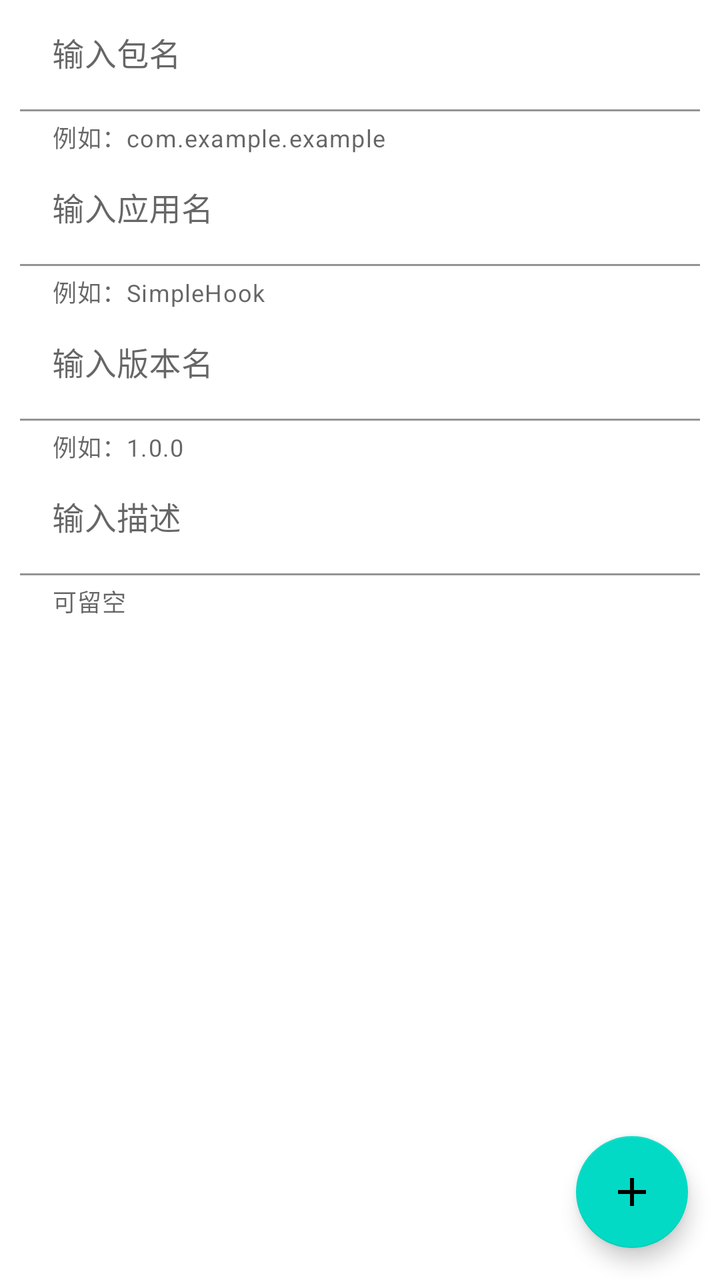
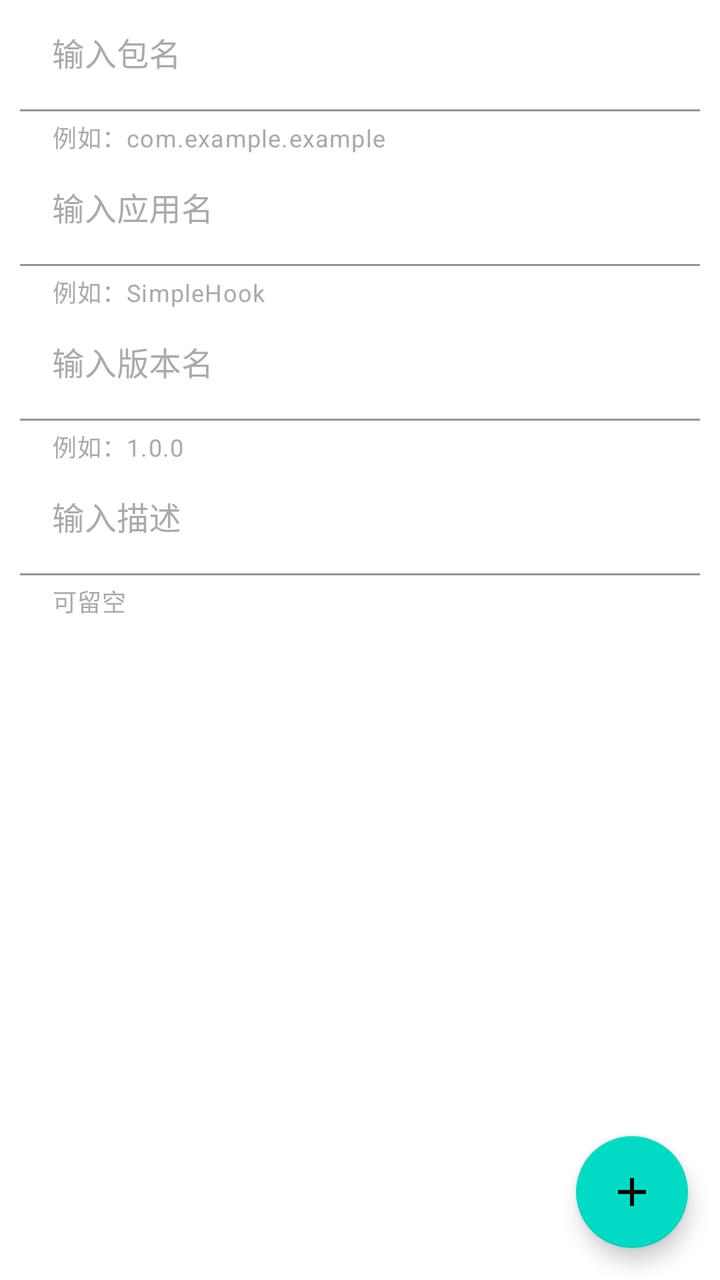

Compare the two renders of this Android layout. The source of the first and the diff that turns it into the second are given below.
<!-- AndroidManifest.xml: application theme Theme.SimpleHook -->
<!-- res/layout/fragment_add.xml -->
<?xml version="1.0" encoding="utf-8"?>
<androidx.constraintlayout.widget.ConstraintLayout xmlns:android="http://schemas.android.com/apk/res/android"
    xmlns:app="http://schemas.android.com/apk/res-auto"
    xmlns:tools="http://schemas.android.com/tools"
    android:layout_width="match_parent"
    android:layout_height="match_parent"
    tools:context=".fragment.AddFragment">

    <com.google.android.material.floatingactionbutton.FloatingActionButton
        android:id="@+id/add_method_config"
        android:layout_width="wrap_content"
        android:layout_height="wrap_content"
        android:layout_margin="16dp"
        android:clickable="true"
        android:contentDescription="@string/add_method_config"
        android:focusable="true"
        android:src="@drawable/ic_add_24"
        app:layout_constraintBottom_toBottomOf="parent"
        app:layout_constraintEnd_toEndOf="parent" />

    <TextView
        android:id="@+id/textView3"
        android:layout_width="wrap_content"
        android:layout_height="wrap_content"
        android:layout_marginStart="20dp"
        android:layout_marginTop="10dp"
        android:text="@string/mode_select"
        android:textSize="18sp"
        android:visibility="gone"
        app:layout_constraintStart_toStartOf="parent"
        app:layout_constraintTop_toTopOf="parent" />

    <Spinner
        android:id="@+id/mode_select_spinner"
        android:layout_width="0dp"
        android:layout_height="wrap_content"
        android:visibility="gone"
        app:layout_constraintBottom_toBottomOf="@+id/textView3"
        app:layout_constraintStart_toEndOf="@+id/textView3"
        app:layout_constraintTop_toTopOf="@+id/textView3" />

    <com.google.android.material.textfield.TextInputLayout
        android:id="@+id/application_edit"
        android:layout_width="match_parent"
        android:layout_height="wrap_content"
        android:visibility="gone"
        app:helperText="@string/application_input_helper"
        app:layout_constraintEnd_toEndOf="parent"
        app:layout_constraintStart_toStartOf="parent"
        app:layout_constraintTop_toBottomOf="@+id/textView3">

        <com.google.android.material.textfield.TextInputEditText
            style="@style/add_edit_text_style"
            android:hint="@string/application_input_tip" />
    </com.google.android.material.textfield.TextInputLayout>

    <com.google.android.material.textfield.TextInputLayout
        android:id="@+id/textInputLayout"
        style="@style/add_text_input_layout_style"
        app:helperText="@string/package_input_helper"
        app:layout_constraintEnd_toEndOf="parent"
        app:layout_constraintStart_toStartOf="parent"
        app:layout_constraintTop_toBottomOf="@+id/application_edit">

        <com.google.android.material.textfield.TextInputEditText
            android:id="@+id/packageName_edit"
            style="@style/add_edit_text_style"
            android:hint="@string/package_input_tip" />
    </com.google.android.material.textfield.TextInputLayout>

    <com.google.android.material.textfield.TextInputLayout
        android:id="@+id/textInputLayout5"
        style="@style/add_text_input_layout_style"
        app:helperText="@string/app_name_input_helper"
        app:layout_constraintEnd_toEndOf="parent"
        app:layout_constraintStart_toStartOf="parent"
        app:layout_constraintTop_toBottomOf="@+id/textInputLayout">

        <com.google.android.material.textfield.TextInputEditText
            android:id="@+id/app_name_edit"
            style="@style/add_edit_text_style"
            android:hint="@string/app_name_input_tip" />
    </com.google.android.material.textfield.TextInputLayout>

    <com.google.android.material.textfield.TextInputLayout
        android:id="@+id/textInputLayout6"
        app:helperText="@string/version_input_helper"
        style="@style/add_text_input_layout_style"
        app:layout_constraintStart_toStartOf="parent"
        app:layout_constraintTop_toBottomOf="@+id/textInputLayout5">

        <com.google.android.material.textfield.TextInputEditText
            android:id="@+id/app_version_name_edit"
            style="@style/add_edit_text_style"
            android:hint="@string/version_input_tip" />
    </com.google.android.material.textfield.TextInputLayout>

    <com.google.android.material.textfield.TextInputLayout
        android:id="@+id/textInputLayout7"
        style="@style/add_text_input_layout_style"
        app:helperText="可留空"
        app:layout_constraintEnd_toEndOf="parent"
        app:layout_constraintStart_toStartOf="parent"
        app:layout_constraintTop_toBottomOf="@+id/textInputLayout6">

        <com.google.android.material.textfield.TextInputEditText
            android:id="@+id/desc_string_edit"
            style="@style/add_edit_text_style"
            android:hint="@string/description_input_tip" />
    </com.google.android.material.textfield.TextInputLayout>

    <androidx.recyclerview.widget.RecyclerView
        android:id="@+id/methodRV"
        android:layout_width="match_parent"
        android:layout_height="0dp"
        app:layout_constraintBottom_toBottomOf="parent"
        app:layout_constraintEnd_toEndOf="parent"
        app:layout_constraintStart_toStartOf="parent"
        app:layout_constraintTop_toBottomOf="@+id/textInputLayout7" />

</androidx.constraintlayout.widget.ConstraintLayout>
<!-- resources referenced by this layout -->
<resources>
  <!-- drawable ic_add_24 (drawable) -->
  <vector android:height="24dp" android:tint="#FFFFFF"
      android:viewportHeight="24" android:viewportWidth="24"
      android:width="24dp" xmlns:android="http://schemas.android.com/apk/res/android">
      <path android:fillColor="@android:color/white" android:pathData="M19,13h-6v6h-2v-6H5v-2h6V5h2v6h6v2z"/>
  </vector>
  <string name="add_method_config">添加方法配置</string>
  <string name="app_name_input_helper">例如：SimpleHook</string>
  <string name="app_name_input_tip">输入应用名</string>
  <string name="application_input_helper">例如：com.example.MyApplication</string>
  <string name="application_input_tip">输入入口名</string>
  <string name="description_input_tip">输入描述</string>
  <string name="mode_select">选择模式：</string>
  <string name="package_input_helper">例如：com.example.example</string>
  <string name="package_input_tip">输入包名</string>
  <string name="version_input_helper">例如：1.0.0</string>
  <string name="version_input_tip">输入版本名</string>
  <style name="add_edit_text_style">
          <item name="android:layout_width">match_parent</item>
          <item name="android:layout_height">wrap_content</item>
          <item name="android:background">@android:color/transparent</item>
      </style>
  <style name="add_text_input_layout_style">
          <item name="android:layout_marginStart">10dp</item>
          <item name="android:layout_marginEnd">10dp</item>
          <item name="android:layout_width">match_parent</item>
          <item name="android:layout_height">wrap_content</item>
      </style>
  <style name="Theme.SimpleHook" parent="Theme.MaterialComponents.DayNight.NoActionBar">
          
          <item name="colorPrimary">@color/purple_500</item>
          <item name="colorPrimaryVariant">@color/purple_700</item>
          <item name="colorOnPrimary">@color/white</item>
          
          <item name="colorSecondary">@color/teal_200</item>
          <item name="colorSecondaryVariant">@color/teal_700</item>
          <item name="colorOnSecondary">@color/black</item>
          
          <item name="android:statusBarColor" tools:targetApi="l">?attr/colorPrimaryVariant</item>
          
      </style>
  <color name="purple_500">#FF6200EE</color>
  <color name="purple_700">#FF3700B3</color>
  <color name="white">#FFFFFFFF</color>
  <color name="teal_200">#FF03DAC5</color>
  <color name="teal_700">#FF018786</color>
  <color name="black">#FF000000</color>
</resources>

<!-- the commit's change to res/layout/fragment_add.xml (unified diff, before → after) -->
@@ -4,7 +4,8 @@
     xmlns:tools="http://schemas.android.com/tools"
     android:layout_width="match_parent"
     android:layout_height="match_parent"
-    tools:context=".fragment.AddFragment">
+    tools:context=".fragment.AddFragment"
+    android:theme="@style/EditTextTheme">
 
     <com.google.android.material.floatingactionbutton.FloatingActionButton
         android:id="@+id/add_method_config"
@@ -47,7 +48,8 @@
         app:helperText="@string/application_input_helper"
         app:layout_constraintEnd_toEndOf="parent"
         app:layout_constraintStart_toStartOf="parent"
-        app:layout_constraintTop_toBottomOf="@+id/textView3">
+        app:layout_constraintTop_toBottomOf="@+id/textView3"
+      >
 
         <com.google.android.material.textfield.TextInputEditText
             style="@style/add_edit_text_style"
@@ -92,7 +94,8 @@
         <com.google.android.material.textfield.TextInputEditText
             android:id="@+id/app_version_name_edit"
             style="@style/add_edit_text_style"
-            android:hint="@string/version_input_tip" />
+            android:hint="@string/version_input_tip"
+            />
     </com.google.android.material.textfield.TextInputLayout>
 
     <com.google.android.material.textfield.TextInputLayout
<!-- resource entries referenced after the edit -->
@@ -17,6 +17,11 @@
   <string name="package_input_tip">输入包名</string>
   <string name="version_input_helper">例如：1.0.0</string>
   <string name="version_input_tip">输入版本名</string>
+  <style name="EditTextTheme" parent="Theme.SimpleHook">
+          <item name="colorPrimary">@color/teal_200</item>
+          <item name="android:editTextColor">@android:color/white</item>
+          <item name="android:textColorHint">@color/teal_200</item>
+      </style>
   <style name="add_edit_text_style">
           <item name="android:layout_width">match_parent</item>
           <item name="android:layout_height">wrap_content</item>
@@ -27,11 +32,13 @@
           <item name="android:layout_marginEnd">10dp</item>
           <item name="android:layout_width">match_parent</item>
           <item name="android:layout_height">wrap_content</item>
+          <item name="helperTextTextColor">@android:color/darker_gray</item>
+          <item name="android:textColorHint">@android:color/darker_gray</item>
       </style>
   <style name="Theme.SimpleHook" parent="Theme.MaterialComponents.DayNight.NoActionBar">
           
-          <item name="colorPrimary">@color/purple_500</item>
-          <item name="colorPrimaryVariant">@color/purple_700</item>
+          <item name="colorPrimary">@color/purple_200</item>
+          <item name="colorPrimaryVariant">@color/purple_500</item>
           <item name="colorOnPrimary">@color/white</item>
           
           <item name="colorSecondary">@color/teal_200</item>
@@ -42,9 +49,9 @@
           
       </style>
   <color name="purple_500">#FF6200EE</color>
-  <color name="purple_700">#FF3700B3</color>
   <color name="white">#FFFFFFFF</color>
   <color name="teal_200">#FF03DAC5</color>
+  <color name="purple_200">#FFBB86FC</color>
   <color name="teal_700">#FF018786</color>
   <color name="black">#FF000000</color>
 </resources>
